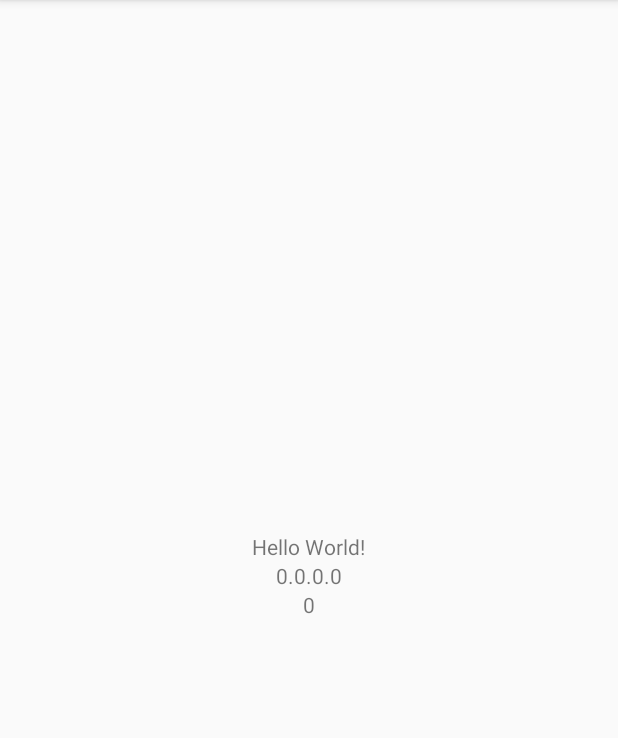
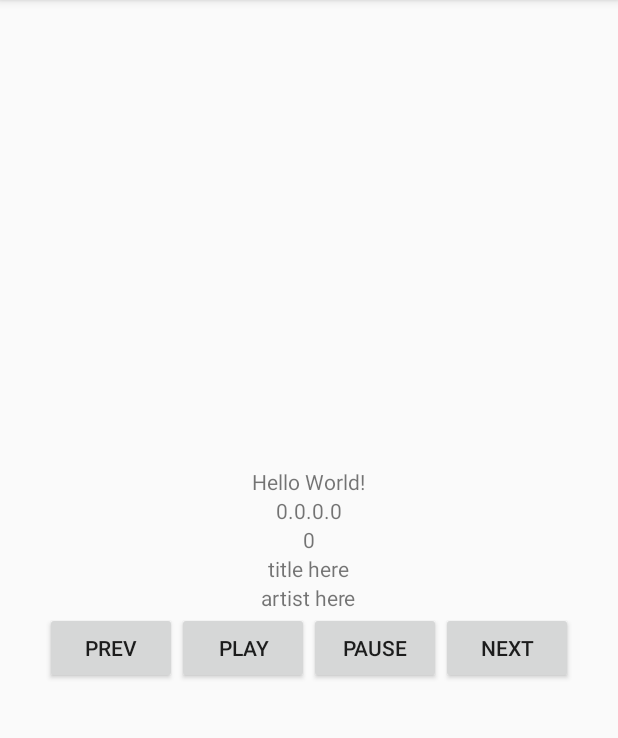
Before and after one commit to ktwoo111/MuSyncNetwork, an Android app: the screen it shows after launch (MainActivity), on a phone screen of 412 x 824 dp, the part 84-822 px from its top. Run offline under Robolectric (Android 15) with nearby library versions, the phone set to English and light mode, and no system bars; 4 statements that could not run were skipped.

Commit message:
added local Player successfully

```diff
--- a/app/src/main/java/com/example/webserver/MainActivity.kt
+++ b/app/src/main/java/com/example/webserver/MainActivity.kt
@@ -3,6 +3,9 @@ package com.example.webserver
 import android.Manifest
 import android.content.Context
 import android.content.pm.PackageManager
+import android.media.AudioManager
+import android.media.MediaPlayer
+import android.net.Uri
 import android.net.wifi.WifiManager
 import android.support.v7.app.AppCompatActivity
 import android.os.Bundle
@@ -13,11 +16,14 @@ import android.provider.MediaStore
 import android.support.v4.app.ActivityCompat
 import android.support.v4.content.ContextCompat
 import android.util.Log
+import android.widget.Toast
 
 
 class MainActivity : AppCompatActivity() {
 
     val yo : WebServer = WebServer(8080)
+    var musicPlayer: MediaPlayer? = null
+
     override fun onCreate(savedInstanceState: Bundle?) {
         super.onCreate(savedInstanceState)
         setContentView(R.layout.activity_main)
@@ -34,6 +40,9 @@ class MainActivity : AppCompatActivity() {
             }
         } else {
 
+        }
+
+        //initializing shit
         allAudios.getAllAudioFromDevice(this) //fetching all the audio files in phone
         audio_size.text = allAudios.AudioList.size.toString()
 
@@ -48,7 +57,25 @@ class MainActivity : AppCompatActivity() {
         wifi_address.text = ip
 
         yo.start()
+
+        musicPlayer = MediaPlayer().apply {
+            setAudioStreamType(AudioManager.STREAM_MUSIC)
+            setDataSource(applicationContext, Uri.parse(allAudios.AudioList[1]._path))
+            prepare()
         }
+        title_text.text = allAudios.AudioList[1]._name
+
+        play_button.setOnClickListener{
+            musicPlayer?.start()
+            Toast.makeText(this, "Play", Toast.LENGTH_SHORT).show()
+
+        }
+        pause_button.setOnClickListener{
+            musicPlayer?.pause()
+            Toast.makeText(this, "Pause", Toast.LENGTH_SHORT).show()
+        }
+
+
     }
 
 
--- a/app/src/main/res/layout/activity_main.xml
+++ b/app/src/main/res/layout/activity_main.xml
@@ -26,4 +26,52 @@
             android:layout_height="wrap_content"
             android:text="Hello World!"/>
 
+    <TextView
+            android:id="@+id/title_text"
+            android:layout_width="wrap_content"
+            android:layout_height="wrap_content"
+            android:text="title here"/>
+    <TextView
+            android:id="@+id/artist_text"
+            android:layout_width="wrap_content"
+            android:layout_height="wrap_content"
+            android:text="artist here"/>
+    <LinearLayout
+            android:layout_width="match_parent"
+            android:layout_height="wrap_content"
+            android:orientation="horizontal"
+            android:gravity="center"
+    >
+        <Button
+                android:id="@+id/prev_button"
+                android:layout_width="wrap_content"
+                android:layout_height="wrap_content"
+                android:gravity="center"
+                android:text="prev"
+        />
+        <Button
+                android:id="@+id/play_button"
+                android:layout_width="wrap_content"
+                android:layout_height="wrap_content"
+                android:gravity="center"
+                android:text="play"
+        />
+        <Button
+                android:id="@+id/pause_button"
+                android:layout_width="wrap_content"
+                android:layout_height="wrap_content"
+                android:gravity="center"
+                android:text="pause"
+        />
+
+        <Button
+                android:id="@+id/next_button"
+                android:layout_width="wrap_content"
+                android:layout_height="wrap_content"
+                android:gravity="center"
+                android:text="next"
+        />
+
+    </LinearLayout>
+
    </LinearLayout>
```
Lines whose indentation alone changed are shown as unchanged.
